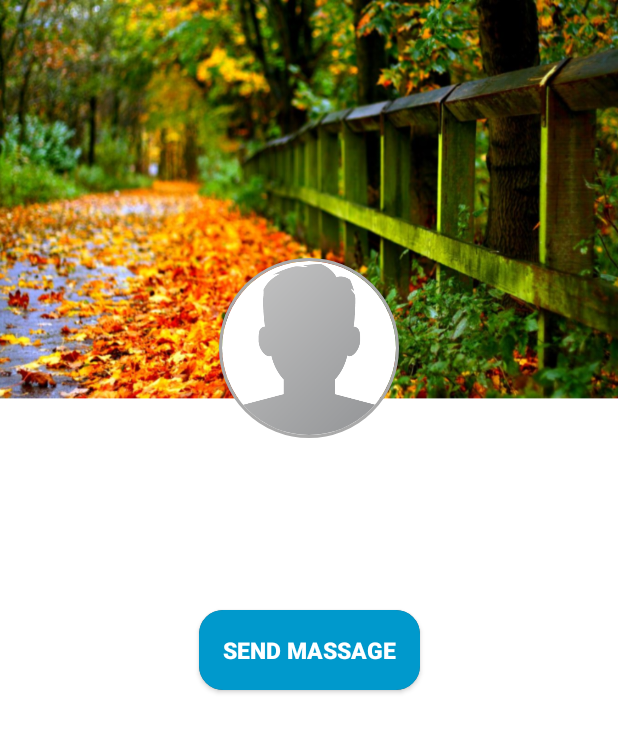
After one commit to AhmedElbisher/ChatApp, an Android app: the FriendProfileActivity screen opened directly, with no data from a screen before it, on a phone screen of 412 x 824 dp. The commit adds this screen. Shown: the top 732 px of the screen. Run offline under Robolectric (Android 15) with nearby library versions, the phone set to English and light mode, and no system bars; our stand-ins replace ButterKnife, CircleImageView, Firebase (no records; nobody signed in at launch, a user with empty details on screens opened directly), Picasso; libraries missing offline, so code that uses them is left out: io.grpc.okhttp; pictures from the network do not load; 4 statements that could not run were skipped.

Commit message:
send massage requast

```diff
--- a/app/build.gradle
+++ b/app/build.gradle
@@ -39,7 +39,7 @@ dependencies {
     implementation 'com.android.support:multidex:1.0.3'
     implementation 'com.jakewharton:butterknife:10.2.1'
     implementation 'com.squareup.picasso:picasso:2.71828'
-
+    implementation 'com.google.code.gson:gson:2.8.6'
     implementation 'com.google.android.material:material:1.1.0'
     implementation "androidx.cardview:cardview:1.0.0"
     implementation 'de.hdodenhof:circleimageview:3.1.0'
--- a/app/src/main/AndroidManifest.xml
+++ b/app/src/main/AndroidManifest.xml
@@ -13,8 +13,10 @@
         android:roundIcon="@mipmap/ic_launcher_round"
         android:supportsRtl="true"
         android:theme="@style/AppTheme">
-        <activity android:name=".ui.findfrends.FindFriendsActivity"
-            android:parentActivityName=".ui.main.MainActivity"></activity>
+        <activity android:name=".ui.profile.FriendProfileActivity"></activity>
+        <activity
+            android:name=".ui.findfrends.FindFriendsActivity"
+            android:parentActivityName=".ui.main.MainActivity" />
         <activity
             android:name=".ui.register.PhoneActivity"
             android:windowSoftInputMode="adjustResize" />
--- /dev/null
+++ b/app/src/main/java/com/example/chatapp/presenters/FrindProfileInterface.java
@@ -0,0 +1,5 @@
+package com.example.chatapp.presenters;
+
+public interface FrindProfileInterface {
+    public void onSendMassageReqeustCompleted(boolean isSucceded,String error);
+}
--- /dev/null
+++ b/app/src/main/java/com/example/chatapp/ui/profile/FriendProfileActivity.java
@@ -0,0 +1,74 @@
+package com.example.chatapp.ui.profile;
+
+import android.content.Intent;
+import android.os.Bundle;
+import android.util.Log;
+import android.view.View;
+import android.widget.Button;
+import android.widget.TextView;
+
+import androidx.appcompat.app.AppCompatActivity;
+
+import com.example.chatapp.R;
+import com.example.chatapp.model.UserInfo;
+import com.example.chatapp.presenters.FrindProfileInterface;
+import com.example.chatapp.presenters.Presenter;
+import com.squareup.picasso.Picasso;
+
+import butterknife.BindView;
+import butterknife.ButterKnife;
+import de.hdodenhof.circleimageview.CircleImageView;
+
+public class FriendProfileActivity extends AppCompatActivity  implements View.OnClickListener , FrindProfileInterface {
+    @BindView(R.id.friendprofile)
+    CircleImageView profilePicture;
+    @BindView(R.id.friendName)
+    TextView name;
+    @BindView(R.id.friendStatus)
+    TextView status;
+    @BindView(R.id.send_massage)
+    Button sendButton;
+    private Presenter presenter;
+    private UserInfo currUser;
+
+    @Override
+    protected void onCreate(Bundle savedInstanceState) {
+        super.onCreate(savedInstanceState);
+        setContentView(R.layout.activity_friend_profile);
+        ButterKnife.bind(this);
+        init();
+        presenter.checkRequestState(currUser.getUid());
+
+    }
+
+    private void init() {
+        presenter = Presenter.getInstance();
+        presenter.setFrindProfileInterface(this);
+        Intent intent = getIntent();
+        if(intent != null){
+           currUser = presenter.deserializeUserInfo(intent.getStringExtra("userInfo"));
+
+        }
+        sendButton.setOnClickListener(this);
+        if(currUser.getUserName() != null) name.setText(currUser.getUserName());
+        if(currUser.getUserStatus() != null) status.setText(currUser.getUserStatus());
+        Picasso.get().load(currUser.getProfileIageUri()).placeholder(R.drawable.profile_image).into(profilePicture);
+    }
+
+
+    @Override
+    public void onClick(View v) {
+        if(v.getId() == R.id.send_massage){
+            presenter.sendMassageRequest(currUser.getUid());
+        }
+
+    }
+
+    @Override
+    public void onSendMassageReqeustCompleted(boolean isSucceded, String error) {
+        if(isSucceded){
+            sendButton.setText("cancel request");
+        }
+
+    }
+}
--- /dev/null
+++ b/app/src/main/res/layout/activity_friend_profile.xml
@@ -0,0 +1,80 @@
+<?xml version="1.0" encoding="utf-8"?>
+
+<androidx.constraintlayout.widget.ConstraintLayout xmlns:android="http://schemas.android.com/apk/res/android"
+    xmlns:app="http://schemas.android.com/apk/res-auto"
+    xmlns:tools="http://schemas.android.com/tools"
+    android:layout_width="match_parent"
+    android:layout_height="match_parent"
+
+    android:background="@drawable/profile_activity">
+
+
+    <de.hdodenhof.circleimageview.CircleImageView
+        android:id="@+id/friendprofile"
+        android:layout_width="120dp"
+        android:layout_height="120dp"
+        android:layout_marginTop="172dp"
+        android:src="@drawable/profile_image"
+        app:civ_border_color="@android:color/darker_gray"
+        app:civ_border_width="2dp"
+        app:layout_constraintEnd_toEndOf="parent"
+        app:layout_constraintStart_toStartOf="parent"
+        app:layout_constraintTop_toTopOf="parent" />
+
+    <TextView
+        android:id="@+id/friendName"
+        android:layout_width="0dp"
+        android:layout_height="wrap_content"
+        android:layout_marginTop="16dp"
+        android:background="@android:color/white"
+        android:padding="5dp"
+        android:textAlignment="center"
+        android:textColor="@android:color/black"
+        android:textSize="17sp"
+        app:layout_constraintEnd_toEndOf="parent"
+        app:layout_constraintStart_toStartOf="parent"
+        app:layout_constraintTop_toBottomOf="@+id/friendprofile" />
+
+
+    <TextView
+        android:id="@+id/friendStatus"
+        android:layout_width="0dp"
+        android:layout_height="wrap_content"
+        android:layout_marginTop="16dp"
+        android:background="@android:color/white"
+        android:padding="5dp"
+        android:textAlignment="center"
+        android:textColor="@android:color/black"
+        android:textSize="15sp"
+        app:layout_constraintEnd_toEndOf="parent"
+        app:layout_constraintStart_toStartOf="parent"
+        app:layout_constraintTop_toBottomOf="@+id/friendName" />
+
+    <androidx.cardview.widget.CardView
+        android:layout_width="wrap_content"
+        android:layout_height="wrap_content"
+        android:layout_marginTop="16dp"
+        android:background="@android:color/white"
+        android:elevation="16dp"
+        app:cardCornerRadius="16dp"
+        app:layout_constraintEnd_toEndOf="parent"
+        app:layout_constraintStart_toStartOf="parent"
+        app:layout_constraintTop_toBottomOf="@+id/friendStatus">
+
+        <Button
+            android:id="@+id/send_massage"
+            android:layout_width="match_parent"
+            android:layout_height="match_parent"
+            android:background="@android:color/holo_blue_dark"
+            android:padding="16dp"
+            android:text="send Massage"
+            android:textAlignment="center"
+            android:textColor="@android:color/white"
+            android:textSize="15sp"
+            android:textStyle="bold" />
+
+    </androidx.cardview.widget.CardView>
+
+
+
+</androidx.constraintlayout.widget.ConstraintLayout>
```
Also changed, not shown: app/src/main/java/com/example/chatapp/adapters/UsersListAdapter.java (+16 -1 lines), app/src/main/java/com/example/chatapp/model/UserInfo.java (+14 -1 lines), app/src/main/java/com/example/chatapp/presenters/Presenter.java (+68 -8 lines), app/src/main/java/com/example/chatapp/ui/findfrends/FindFriendsActivity.java (+14 -2 lines), 116 other files.
